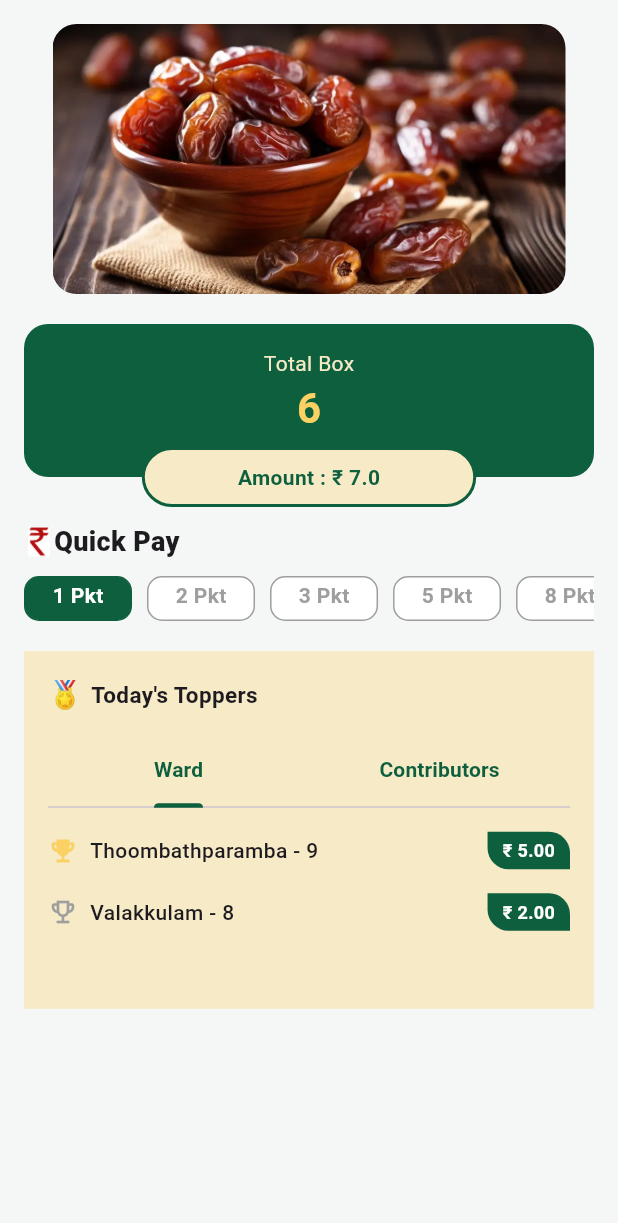
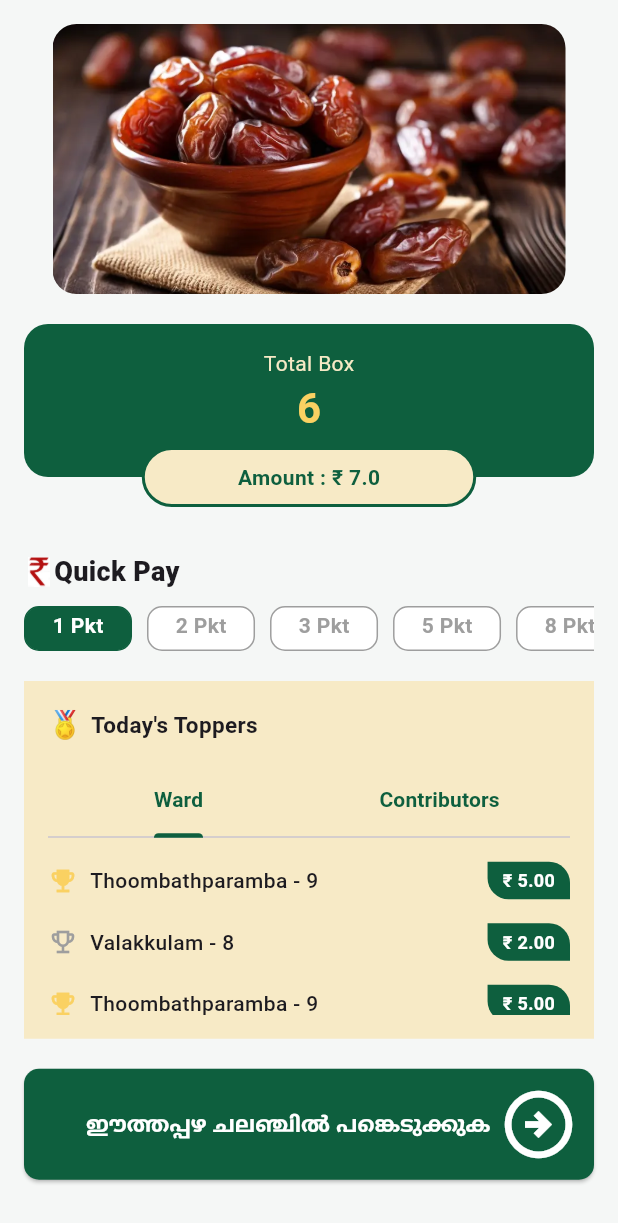
Before and after one commit to Siyah-Dev/workmate_test, a Flutter app: the screen it shows after launch, on a phone screen of 412 x 824 dp. Shown: the top 1223 px of the screen. Run offline on Flutter 3.47's test engine with Material 3 defaults, Android fonts, the phone set to English and light mode, and no system bars; drawn by our look-alikes of carousel_slider; our stand-ins replace flutter_riverpod.

Commit message:
dates challenge button

```diff
--- a/lib/features/home/presentation/controllers/home_state.dart
+++ b/lib/features/home/presentation/controllers/home_state.dart
@@ -24,6 +24,8 @@ class HomeState {
     wardToppers: [
       TopperModel(ward: 'Thoombathparamba', position: 9, amount: 5.00, isGold: true),
       TopperModel(ward: 'Valakkulam', position: 8, amount: 2.00, isGold: false),
+      TopperModel(ward: 'Thoombathparamba', position: 9, amount: 5.00, isGold: true),
+      TopperModel(ward: 'Valakkulam', position: 8, amount: 2.00, isGold: false),
     ],
   );
 
--- a/lib/features/home/presentation/screens/home_screen.dart
+++ b/lib/features/home/presentation/screens/home_screen.dart
@@ -1,3 +1,4 @@
+import 'package:ch_centre/features/home/presentation/widgets/dates_challenge_button.dart';
 import 'package:ch_centre/features/home/presentation/widgets/quick_pay_section.dart';
 import 'package:ch_centre/features/home/presentation/widgets/toppers_section.dart';
 import 'package:ch_centre/features/home/presentation/widgets/total_info_widget.dart';
@@ -16,14 +17,14 @@ class HomeScreen extends StatelessWidget {
         child: SingleChildScrollView(
           padding: const EdgeInsets.all(16),
           child: Column(
+            spacing: 20,
             children: [
               const HomeCarousel(),
-              const SizedBox(height: 20),
               TotalInfoWidget(),
-              const SizedBox(height: 30),
+              const SizedBox(height: 10),
               const QuickPaySection(),
-              const SizedBox(height: 20),
               const ToppersSection(),
+              const DatesChallengeButton()
             ],
           ),
         ),
--- /dev/null
+++ b/lib/features/home/presentation/widgets/dates_challenge_button.dart
@@ -0,0 +1,34 @@
+import 'package:ch_centre/core/theme/app_colors.dart';
+import 'package:flutter/material.dart';
+
+class DatesChallengeButton extends StatelessWidget {
+  const DatesChallengeButton({super.key});
+
+  @override
+  Widget build(BuildContext context) {
+    return SizedBox(
+      width: double.infinity,
+      child: ElevatedButton(
+        onPressed: () {},
+        style: ElevatedButton.styleFrom(
+          padding: const EdgeInsets.all(10),
+          backgroundColor: AppColors.primary,
+          shape: RoundedRectangleBorder(borderRadius: BorderRadius.circular(10)),
+        ),
+        child: Row(
+          spacing: 5,
+          mainAxisAlignment: .end,
+          children: [
+            Expanded(
+              child: const Text(
+                'ഈത്തപ്പഴ ചലഞ്ചില്‍ പങ്കെടുക്കുക',
+                style: TextStyle(color: Colors.white, fontWeight: FontWeight.w600, fontSize: 16,),textAlign: TextAlign.end,
+              ),
+            ),
+            Icon(Icons.arrow_circle_right_outlined, color: AppColors.whiteColor, size: 54),
+          ],
+        ),
+      ),
+    );
+  }
+}
--- a/lib/features/home/presentation/widgets/toppers_section.dart
+++ b/lib/features/home/presentation/widgets/toppers_section.dart
@@ -79,11 +79,7 @@ class _ToppersSectionState extends ConsumerState<ToppersSection>
             child: TabBarView(
               controller: _tabController,
               children: [
-                Column(
-                  children: wardToppers
-                      .map((topper) => TopperTile(topper: topper))
-                      .toList(),
-                ),
+                ListView.builder(itemCount: wardToppers.length, itemBuilder: (context, index) => TopperTile(topper: wardToppers[index]),),
 
                 const Center(
                   child: Text(
--- a/pubspec.yaml
+++ b/pubspec.yaml
@@ -17,6 +17,7 @@ dependencies:
   carousel_slider: ^5.1.1
   shared_preferences: ^2.5.4
   google_fonts: ^7.1.0
+  curved_navigation_bar: ^1.0.6
 
 dev_dependencies:
   flutter_test:
```
Also changed, not shown: pubspec.lock.
